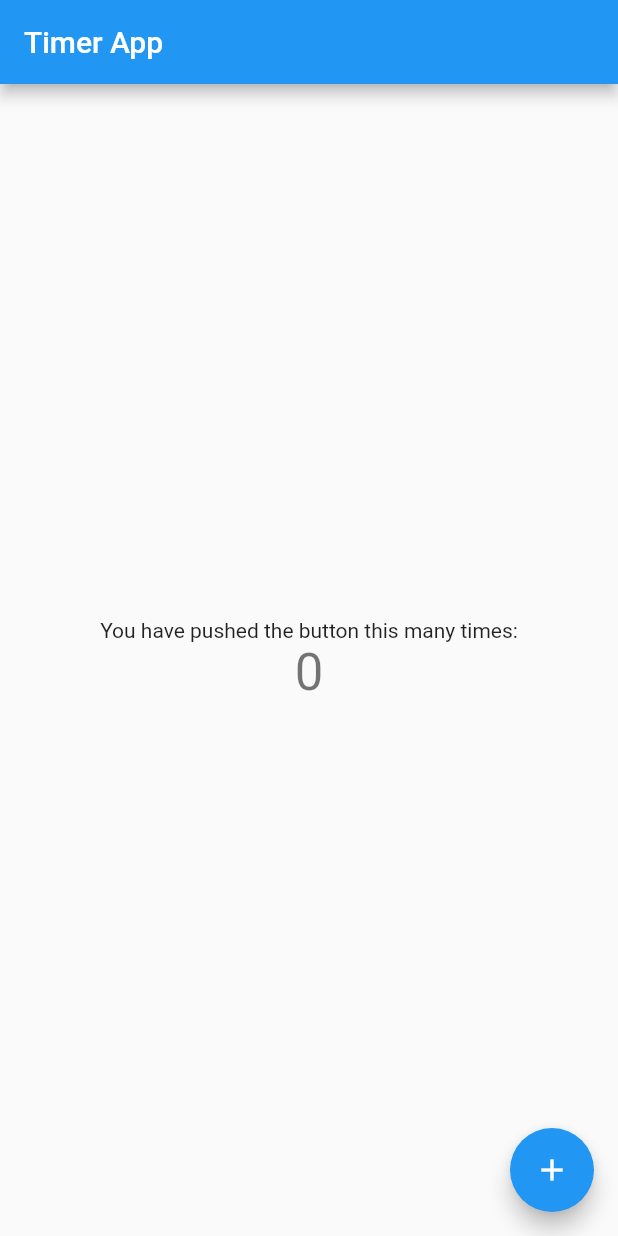
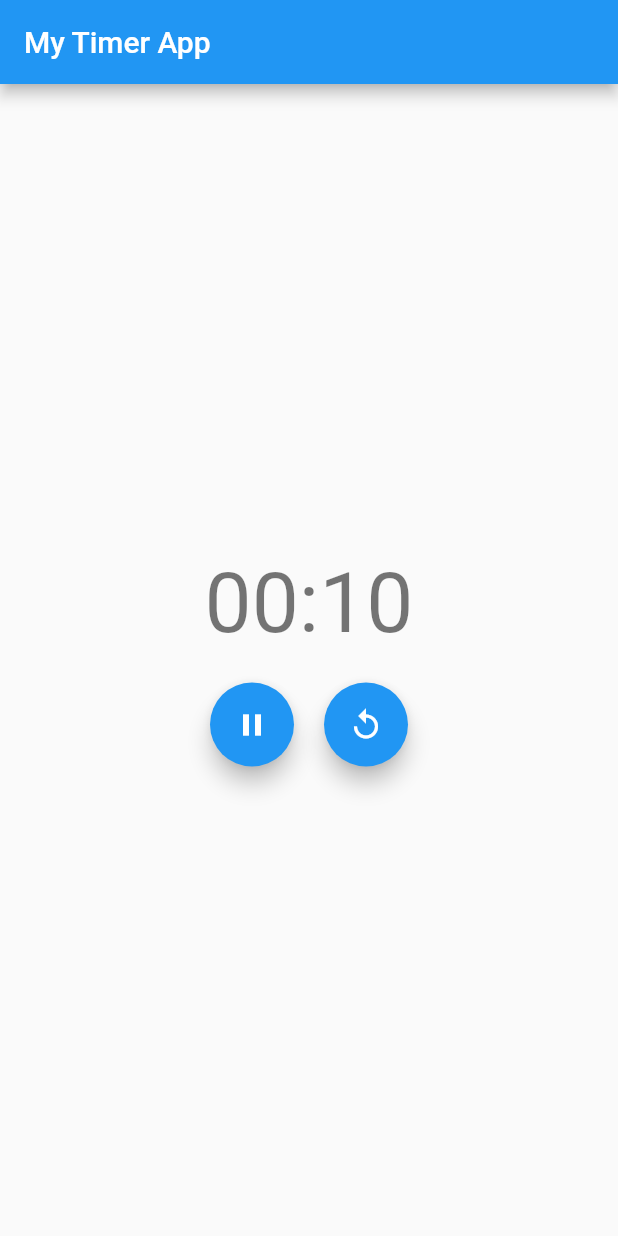
Before and after one commit to sasukeamjed/timer_riverpod, a Flutter app: the screen it shows after launch, on a phone screen of 412 x 824 dp. Run offline on Flutter 3.47's test engine with Material 2 defaults, Android fonts, the phone set to English and light mode, and no system bars; our stand-ins replace hooks_riverpod.

Commit message:
timer riverpod 1.1

```diff
--- a/lib/main.dart
+++ b/lib/main.dart
@@ -5,48 +5,91 @@ void main() {
 }
 
 class MyApp extends StatelessWidget {
-
+  const MyApp({Key key}) : super(key: key);
   @override
   Widget build(BuildContext context) {
     return MaterialApp(
-      title: 'Flutter Demo',
-      theme: ThemeData(
-        primarySwatch: Colors.blue,
-      ),
-      home: Home(),
+      debugShowCheckedModeBanner: false,
+      home: MyHomePage(),
     );
   }
 }
 
-
-class Home extends StatelessWidget {
-
-
+class MyHomePage extends StatelessWidget {
   @override
   Widget build(BuildContext context) {
+    print('building MyHomePage');
     return Scaffold(
-      appBar: AppBar(
-        title: Text("Timer App"),
-      ),
+      appBar: AppBar(title: Text('My Timer App')),
       body: Center(
         child: Column(
           mainAxisAlignment: MainAxisAlignment.center,
           children: <Widget>[
-            Text(
-              'You have pushed the button this many times:',
-            ),
-            Text(
-              '0',
-              style: Theme.of(context).textTheme.headline4,
-            ),
+            TimerTextWidget(),
+            SizedBox(height: 20),
+            ButtonsContainer(),
           ],
         ),
-      ),
-      floatingActionButton: FloatingActionButton(
-        onPressed: (){},
-        tooltip: 'Increment',
-        child: Icon(Icons.add),
       ),
     );
   }
 }
+
+class TimerTextWidget extends StatelessWidget {
+  const TimerTextWidget({Key key}) : super(key: key);
+  @override
+  Widget build(BuildContext context) {
+    return Text(
+      '00:10',
+      style: Theme.of(context).textTheme.headline2,
+    );
+  }
+}
+
+class ButtonsContainer extends StatelessWidget {
+  const ButtonsContainer({Key key}) : super(key: key);
+  @override
+  Widget build(BuildContext context) {
+    return Row(
+      mainAxisAlignment: MainAxisAlignment.center,
+      children: [
+        PauseButton(),
+        SizedBox(width: 20),
+        ResetButton(),
+      ],
+    );
+  }
+}
+
+class StartButton extends StatelessWidget {
+  const StartButton({Key key}) : super(key: key);
+  @override
+  Widget build(BuildContext context) {
+    return FloatingActionButton(
+      onPressed: () {},
+      child: Icon(Icons.play_arrow),
+    );
+  }
+}
+
+class PauseButton extends StatelessWidget {
+  const PauseButton({Key key}) : super(key: key);
+  @override
+  Widget build(BuildContext context) {
+    return FloatingActionButton(
+      onPressed: () {},
+      child: Icon(Icons.pause),
+    );
+  }
+}
+
+class ResetButton extends StatelessWidget {
+  const ResetButton({Key key}) : super(key: key);
+  @override
+  Widget build(BuildContext context) {
+    return FloatingActionButton(
+      onPressed: () {},
+      child: Icon(Icons.replay),
+    );
+  }
+}
--- /dev/null
+++ b/lib/timer.dart
@@ -0,0 +1,24 @@
+import 'package:hooks_riverpod/all.dart';
+
+class TimerNotifier extends StateNotifier<TimerModel>{
+  static const int _initialDuration = 10;
+  static final _initialState = TimerModel(timeLeft, buttonState);
+
+  static String _durationString(int duration){
+    final minutes = ((duration / 60) % 60).floor().toString().padLeft(width)
+  }
+}
+
+class TimerModel{
+  final String timeLeft;
+  final ButtonState buttonState;
+
+  TimerModel(this.timeLeft, this.buttonState);
+}
+
+enum ButtonState{
+  initial,
+  started,
+  paused,
+  finished,
+}
--- a/pubspec.yaml
+++ b/pubspec.yaml
@@ -28,6 +28,8 @@ dependencies:
   # The following adds the Cupertino Icons font to your application.
   # Use with the CupertinoIcons class for iOS style icons.
   cupertino_icons: ^1.0.2
+  flutter_hooks: ^0.14.0
+  hooks_riverpod: ^0.11.1
 
 dev_dependencies:
   flutter_test:
```
Also changed, not shown: pubspec.lock.
